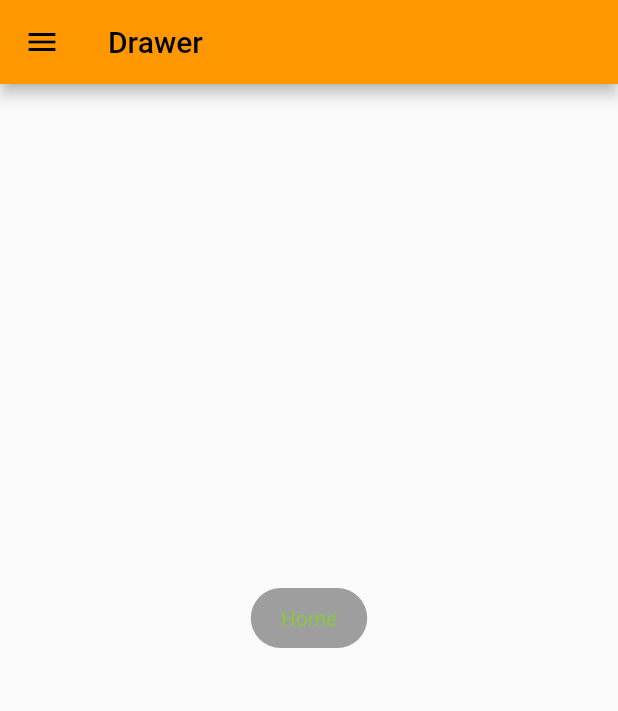
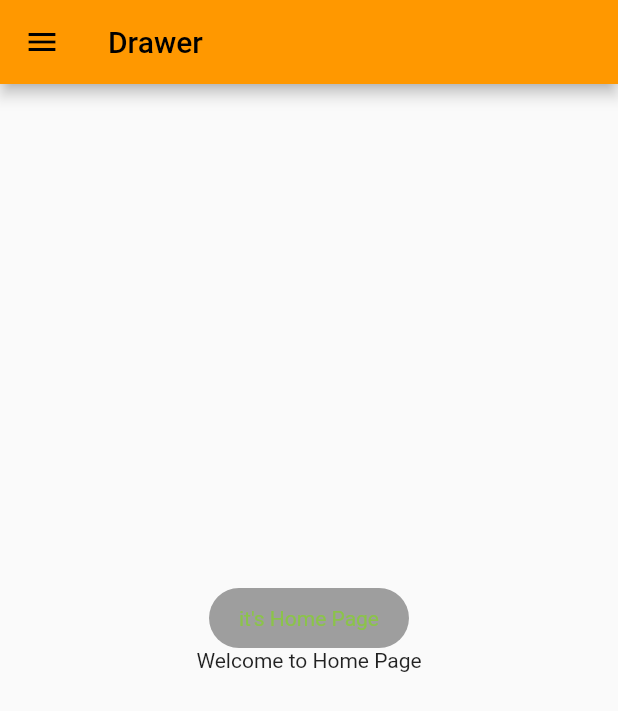
Before and after one commit to Parthakbari15/Git_Practice, a Flutter app: the screen it shows after launch, in the side drawer, after a tap on "Home", on a phone screen of 412 x 824 dp. Shown: the top 711 px of the screen. Run offline on Flutter 3.47's test engine with Material 2 defaults, Android fonts, the phone set to English and light mode, and no system bars; our stand-ins replace firebase_core, firebase_messaging, fluttertoast; accounts and stored records are empty.

Commit message:
Some refactoring To Easy Use of ListTile

```diff
--- a/lib/Widgets/listtile.dart
+++ b/lib/Widgets/listtile.dart
@@ -1 +1,32 @@
 import 'package:flutter/cupertino.dart';
+import 'package:flutter/material.dart';
+import 'package:fluttertoast/fluttertoast.dart';
+
+class ListTileWidget extends StatelessWidget {
+  final String title;
+  final String lidtitle;
+   var icon;
+
+  ListTileWidget(this.title, this.lidtitle, this.icon);
+
+  @override
+  Widget build(BuildContext context) {
+    return ListTile(
+        title: Text(
+          this.title,
+          style: TextStyle(
+              color: Colors.white, fontWeight: FontWeight.w900),
+        ),
+        leading: Icon(icon, color: Colors.orange, size: 25),
+        onTap: () => {
+        Navigator.pop(context),
+        Fluttertoast.showToast(
+        msg: this.lidtitle,
+        toastLength: Toast.LENGTH_LONG,
+        gravity: ToastGravity.CENTER,
+        backgroundColor: Colors.grey,
+        // timeInSecForIosWeb: 2,
+        textColor: Colors.lightGreen,
+        ),}
+    );
+  }}
--- a/lib/scrrens/drawer.dart
+++ b/lib/scrrens/drawer.dart
@@ -1,5 +1,6 @@
 import 'package:flutter/material.dart';
 import 'package:fluttertoast/fluttertoast.dart';
+import 'package:pushnotification/Widgets/listtile.dart';
 
 class Drawer1 extends StatelessWidget {
   @override
@@ -34,63 +35,17 @@
                 accountEmail: Text("partha@zignuts.com"),
               ),
             ),
-            ListTile(
-                title: Text(
-                  "Home",
-                  style: TextStyle(
-                      color: Colors.white, fontWeight: FontWeight.w900),
-                ),
-                trailing: Icon(Icons.home, color: Colors.orange, size: 25),
-                onTap: () => {
-                      Navigator.pop(context),
-                      Fluttertoast.showToast(
-                        msg: "Home",
-                        toastLength: Toast.LENGTH_LONG,
-                        gravity: ToastGravity.CENTER,
-                        backgroundColor: Colors.grey,
-                        // timeInSecForIosWeb: 2,
-                        textColor: Colors.lightGreen,
-                      ),
-                    }),
-            ListTile(
-                title: Text(
-                  "Contact",
-                  style: TextStyle(
-                      color: Colors.white, fontWeight: FontWeight.w900),
-                ),
-                trailing:
-                    Icon(Icons.contact_page, color: Colors.orange, size: 25),
-                onTap: () => {
-                      Navigator.pop(context),
-                      Fluttertoast.showToast(
-                        msg: "Contact",
-                        toastLength: Toast.LENGTH_LONG,
-                        gravity: ToastGravity.CENTER,
-                        backgroundColor: Colors.lightGreen,
-                        // timeInSecForIosWeb: 2,
-                        textColor: Colors.white,
-                      ),
-                    }),
-            ListTile(
-                title: Text(
-                  "About Us",
-                  style: TextStyle(
-                      color: Colors.white, fontWeight: FontWeight.w900),
-                ),
-                trailing:
-                    Icon(Icons.contact_page, color: Colors.orange, size: 25),
-                onTap: () => {
-                      Navigator.pop(context),
-                      Fluttertoast.showToast(
-                        msg: "About Us",
-                        toastLength: Toast.LENGTH_LONG,
-                        gravity: ToastGravity.CENTER,
-                        backgroundColor: Colors.lightGreen,
-                        // timeInSecForIosWeb: 2,
-                        textColor: Colors.white,
-                      ),
-                    }),
+            ListTileWidget("Home", "it's Home Page", Icons.home),
+            ListTileWidget("Contact Page", "It's Contact page", Icons.contact_page),
+            ListTileWidget("About Us","About Us", Icons.details),
+            ListTileWidget("Logout","Logged Out",Icons.logout),
+            ListTileWidget("Login", "Logedin",Icons.login),
           ],
+        ),
+      ),
+      body: Center(
+        child: Container(
+          child: Text("Welcome to Home Page"),
         ),
       ),
     );
```
